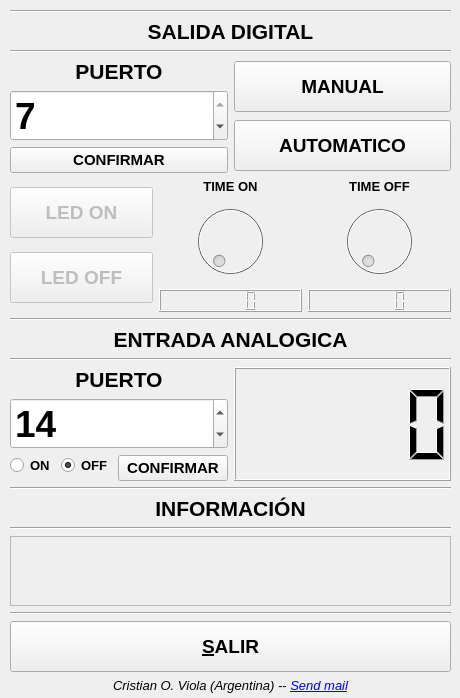
The window that LED-ON-OFF.ui (alcon-78/Pinguino_Control-2) describes before a commit, drawn with Qt 5.
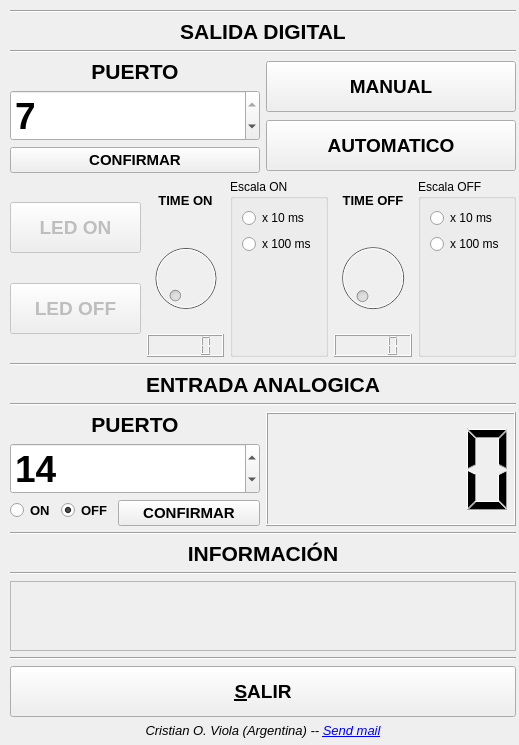
The same window after the commit. Icons and pictures are not drawn.

Commit message: versión 2.0.2

```diff
--- a/LED-ON-OFF.ui
+++ b/LED-ON-OFF.ui
@@ -6,8 +6,8 @@
    <rect>
     <x>0</x>
     <y>0</y>
-    <width>460</width>
-    <height>698</height>
+    <width>519</width>
+    <height>745</height>
    </rect>
   </property>
   <property name="acceptDrops">
@@ -29,8 +29,8 @@
      <rect>
       <x>10</x>
       <y>10</y>
-      <width>441</width>
-      <height>684</height>
+      <width>506</width>
+      <height>729</height>
      </rect>
     </property>
     <layout class="QVBoxLayout" name="verticalLayout_3">
@@ -189,6 +189,19 @@
       <layout class="QGridLayout" name="gridLayout">
        <item row="0" column="0">
         <layout class="QVBoxLayout" name="verticalLayout_2">
+         <item>
+          <spacer name="verticalSpacer_4">
+           <property name="orientation">
+            <enum>Qt::Vertical</enum>
+           </property>
+           <property name="sizeHint" stdset="0">
+            <size>
+             <width>20</width>
+             <height>40</height>
+            </size>
+           </property>
+          </spacer>
+         </item>
          <item>
           <widget class="QPushButton" name="pushButton">
            <property name="enabled">
@@ -212,6 +225,19 @@
            </property>
           </widget>
          </item>
+         <item>
+          <spacer name="verticalSpacer_7">
+           <property name="orientation">
+            <enum>Qt::Vertical</enum>
+           </property>
+           <property name="sizeHint" stdset="0">
+            <size>
+             <width>20</width>
+             <height>40</height>
+            </size>
+           </property>
+          </spacer>
+         </item>
          <item>
           <widget class="QPushButton" name="pushButton_2">
            <property name="enabled">
@@ -235,6 +261,19 @@
            </property>
           </widget>
          </item>
+         <item>
+          <spacer name="verticalSpacer_3">
+           <property name="orientation">
+            <enum>Qt::Vertical</enum>
+           </property>
+           <property name="sizeHint" stdset="0">
+            <size>
+             <width>20</width>
+             <height>40</height>
+            </size>
+           </property>
+          </spacer>
+         </item>
         </layout>
        </item>
        <item row="0" column="1">
@@ -272,7 +311,7 @@
          </item>
         </layout>
        </item>
-       <item row="0" column="2">
+       <item row="0" column="3">
         <layout class="QVBoxLayout" name="verticalLayout_8">
          <item>
           <widget class="QLabel" name="label_10">
@@ -310,6 +349,90 @@
          </item>
         </layout>
        </item>
+       <item row="0" column="2">
+        <layout class="QVBoxLayout" name="verticalLayout_11">
+         <item>
+          <widget class="QGroupBox" name="groupBox">
+           <property name="title">
+            <string>Escala ON</string>
+           </property>
+           <layout class="QHBoxLayout" name="horizontalLayout_4">
+            <item>
+             <layout class="QVBoxLayout" name="verticalLayout_14">
+              <item>
+               <widget class="QRadioButton" name="esc_10_ON">
+                <property name="text">
+                 <string>x 10 ms</string>
+                </property>
+               </widget>
+              </item>
+              <item>
+               <widget class="QRadioButton" name="esc_100_ON">
+                <property name="text">
+                 <string>x 100 ms</string>
+                </property>
+               </widget>
+              </item>
+              <item>
+               <spacer name="verticalSpacer">
+                <property name="orientation">
+                 <enum>Qt::Vertical</enum>
+                </property>
+                <property name="sizeHint" stdset="0">
+                 <size>
+                  <width>20</width>
+                  <height>40</height>
+                 </size>
+                </property>
+               </spacer>
+              </item>
+             </layout>
+            </item>
+           </layout>
+          </widget>
+         </item>
+        </layout>
+       </item>
+       <item row="0" column="4">
+        <widget class="QGroupBox" name="groupBox_2">
+         <property name="title">
+          <string>Escala OFF</string>
+         </property>
+         <layout class="QHBoxLayout" name="horizontalLayout_5">
+          <item>
+           <layout class="QVBoxLayout" name="verticalLayout_15">
+            <item>
+             <widget class="QRadioButton" name="esc_10_OFF">
+              <property name="text">
+               <string>x 10 ms</string>
+              </property>
+             </widget>
+            </item>
+            <item>
+             <widget class="QRadioButton" name="esc_100_OFF">
+              <property name="text">
+               <string>x 100 ms</string>
+              </property>
+             </widget>
+            </item>
+            <item>
+             <spacer name="verticalSpacer_2">
+              <property name="orientation">
+               <enum>Qt::Vertical</enum>
+              </property>
+              <property name="sizeHint" stdset="0">
+               <size>
+                <width>20</width>
+                <height>40</height>
+               </size>
+              </property>
+             </spacer>
+            </item>
+           </layout>
+          </item>
+         </layout>
+        </widget>
+       </item>
       </layout>
      </item>
      <item>
@@ -514,7 +637,7 @@
          <rect>
           <x>0</x>
           <y>0</y>
-          <width>437</width>
+          <width>502</width>
           <height>69</height>
          </rect>
         </property>
```
Left out of the diff: 21 changed lines with no effect on the pictures. The commit also changes 2 other files.
